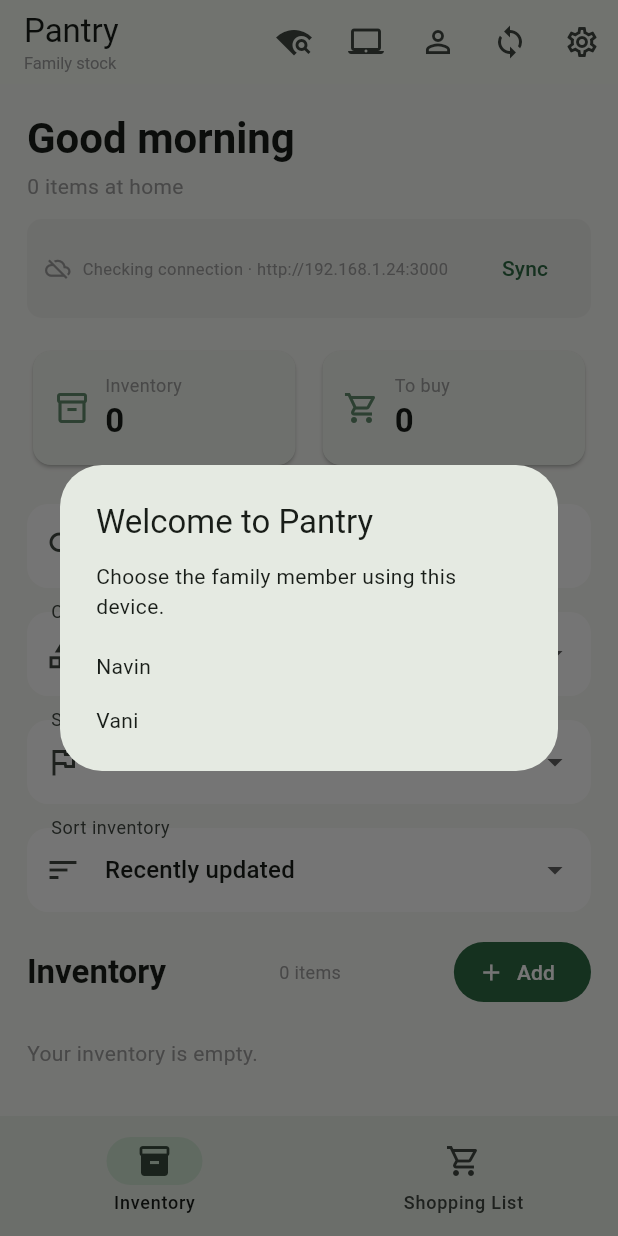
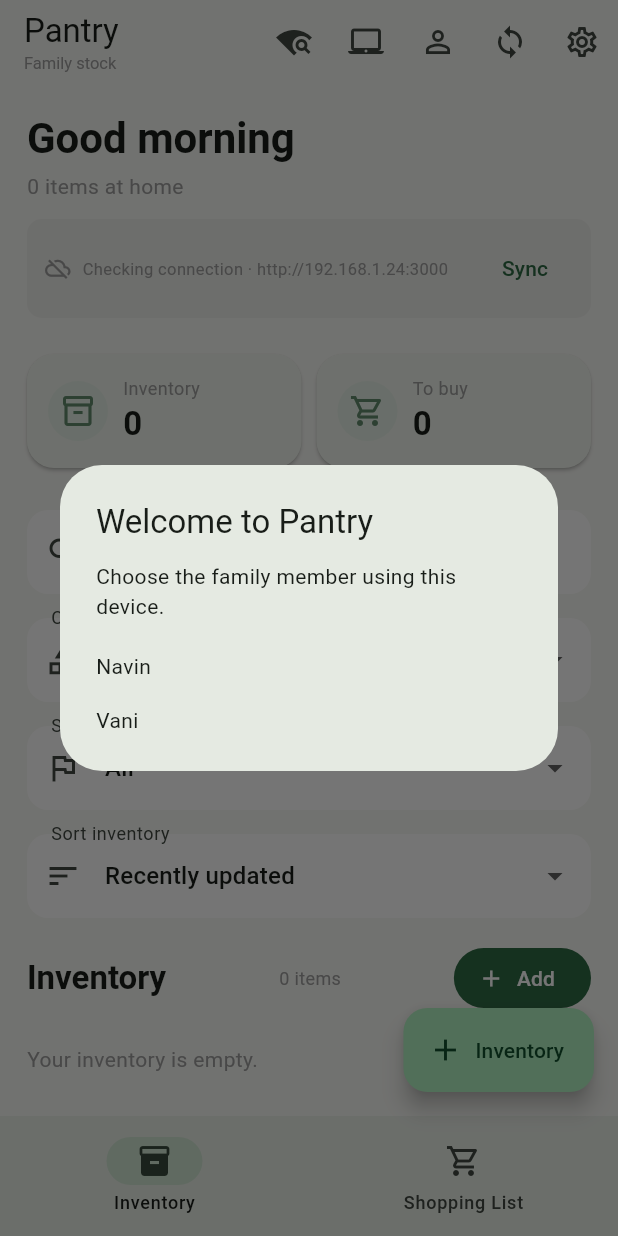
Before and after one commit to Navinchinnasamy/FlutterApp, a Flutter app: the screen it shows after launch, on a phone screen of 412 x 824 dp. Run offline on Flutter 3.47's test engine with Material 3 defaults, Android fonts, the phone set to English and light mode, and no system bars; our stand-ins replace file_picker, multicast_dns, share_plus, shared_preferences, sqflite; accounts and stored records are empty.

Commit message:
Polish mobile app interactions
Co-authored-by: Copilot <223556219+Copilot@users.noreply.github.com>

```diff
--- a/mobile_app/lib/main.dart
+++ b/mobile_app/lib/main.dart
@@ -25,6 +25,18 @@ class MyApp extends StatelessWidget {
       theme: ThemeData(
         colorScheme: ColorScheme.fromSeed(seedColor: const Color(0xff628c6d)),
         scaffoldBackgroundColor: const Color(0xfff7f8f4),
+        appBarTheme: const AppBarTheme(
+          backgroundColor: Color(0xfff7f8f4),
+          surfaceTintColor: Colors.transparent,
+          elevation: 0,
+        ),
+        cardTheme: CardThemeData(
+          elevation: 1,
+          margin: EdgeInsets.symmetric(vertical: 6),
+          shape: RoundedRectangleBorder(
+            borderRadius: BorderRadius.all(Radius.circular(18)),
+          ),
+        ),
         useMaterial3: true,
       ),
       home: const PantryHomePage(),
@@ -1277,6 +1289,10 @@ class _PantryHomePageState extends State<PantryHomePage>
                         label: 'Inventory',
                         value: '${_items.length}',
                         icon: Icons.inventory_2_outlined,
+                        onTap: () => setState(() {
+                          _selectedSection = 0;
+                          _shoppingFilter = 'To buy';
+                        }),
                       ),
                       const SizedBox(width: 10),
                       _StatCard(
@@ -1284,6 +1300,10 @@ class _PantryHomePageState extends State<PantryHomePage>
                         value:
                             '${_shopping.where((item) => item['done'] != 1 && item['done'] != true).length}',
                         icon: Icons.shopping_cart_outlined,
+                        onTap: () => setState(() {
+                          _selectedSection = 1;
+                          _shoppingFilter = 'To buy';
+                        }),
                       ),
                     ],
                   ),
@@ -1662,6 +1682,11 @@ class _PantryHomePageState extends State<PantryHomePage>
           ),
         ],
       ),
+      floatingActionButton: FloatingActionButton.extended(
+        onPressed: _selectedSection == 0 ? _addInventoryItem : _addShoppingItem,
+        icon: const Icon(Icons.add),
+        label: Text(_selectedSection == 0 ? 'Inventory' : 'Shopping'),
+      ),
     );
   }
 }
@@ -1671,19 +1696,27 @@ class _StatCard extends StatelessWidget {
     required this.label,
     required this.value,
     required this.icon,
+    required this.onTap,
   });
   final String label;
   final String value;
   final IconData icon;
+  final VoidCallback onTap;
 
   @override
   Widget build(BuildContext context) => Expanded(
     child: Card(
+      clipBehavior: Clip.antiAlias,
+      child: InkWell(
+        onTap: onTap,
         child: Padding(
           padding: const EdgeInsets.all(14),
           child: Row(
             children: [
-            Icon(icon, color: const Color(0xff628c6d)),
+              CircleAvatar(
+                backgroundColor: const Color(0xffe5f0e7),
+                child: Icon(icon, color: const Color(0xff628c6d)),
+              ),
               const SizedBox(width: 10),
               Column(
                 crossAxisAlignment: CrossAxisAlignment.start,
@@ -1702,6 +1735,7 @@ class _StatCard extends StatelessWidget {
                 ],
               ),
             ],
+          ),
         ),
       ),
     ),
```
Lines whose indentation alone changed are shown as unchanged.
